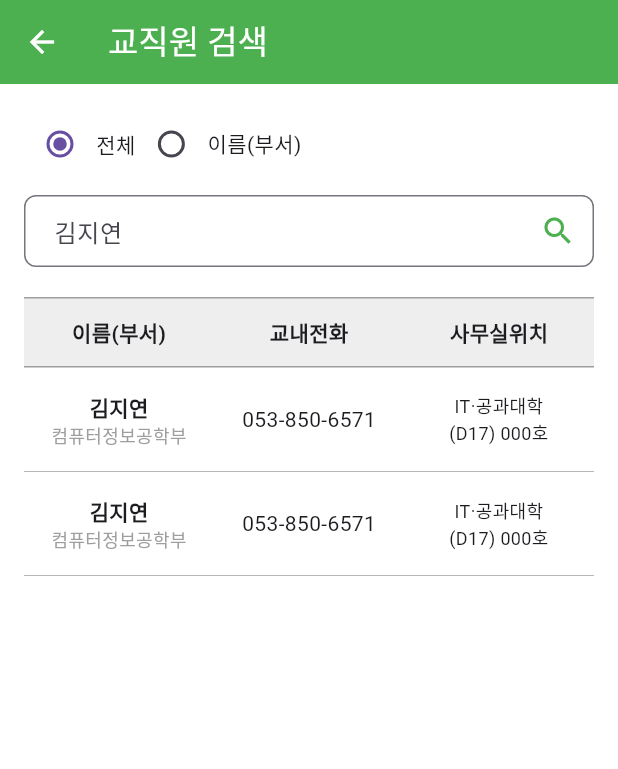
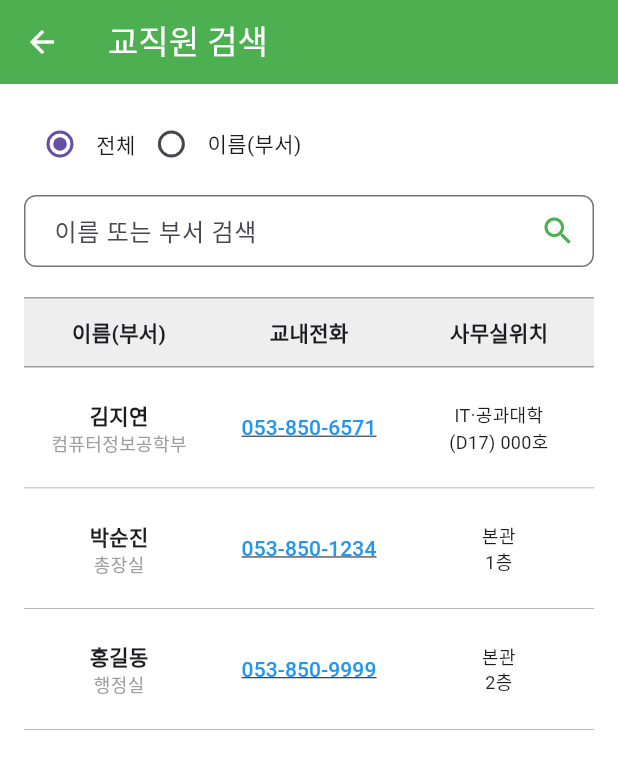
Before and after one commit to Mino7406/DU_WHO, a Flutter app: the screen it shows after launch, after a tap on "Login", on a phone screen of 412 x 824 dp. Shown: the top 769 px of the screen. Run offline on Flutter 3.47's test engine with Material 3 defaults, Android fonts, the phone set to English and light mode, and no system bars.

Commit message:
검색기능, 상세 정보 기능, 로고 변경

```diff
--- a/lib/main.dart
+++ b/lib/main.dart
@@ -38,20 +38,13 @@ class LoginScreen extends StatelessWidget {
               crossAxisAlignment: CrossAxisAlignment.center,
               children: [
                 // 임시 로고 컨테이너 (추후 이미지로 교체)
-                Container(
+                // 1. 메인 로고 이미지
+                SizedBox(
                   height: 250,
                   width: double.infinity,
-                  color: Colors.green[300],
-                  child: const Center(
-                    child: Text(
-                      '호랑이 캐릭터 위치\n(DU-WHO 로고)',
-                      textAlign: TextAlign.center,
-                      style: TextStyle(
-                        color: Colors.white,
-                        fontWeight: FontWeight.bold,
-                        fontSize: 18,
-                      ),
-                    ),
+                  child: Image.asset(
+                    'assets/logo.png',
+                    fit: BoxFit.contain, // 이미지 비율을 유지하면서 영역 안에 맞춤
                   ),
                 ),
                 const SizedBox(height: 60),
--- a/lib/search_screen.dart
+++ b/lib/search_screen.dart
@@ -1,8 +1,145 @@
 import 'package:flutter/material.dart';
-import 'call_screen.dart'; // 통화 수신 화면 파일 임포트
+import 'package:url_launcher/url_launcher.dart';
 
-class SearchScreen extends StatelessWidget {
+class SearchScreen extends StatefulWidget {
   const SearchScreen({Key? key}) : super(key: key);
+
+  @override
+  State<SearchScreen> createState() => _SearchScreenState();
+}
+
+class _SearchScreenState extends State<SearchScreen> {
+  // 전체 교직원 임시 데이터 (Mock Data)
+  final List<Map<String, dynamic>> _allStaff = [
+    {
+      "name": "김지연",
+      "department": "컴퓨터정보공학부",
+      "phone": "053-850-6571",
+      "location": "IT·공과대학\n(D17) 000호",
+      "isStaff": true,
+    },
+    {
+      "name": "박순진",
+      "department": "총장실",
+      "phone": "053-850-1234",
+      "location": "본관\n1층",
+      "isStaff": true,
+    },
+    {
+      "name": "홍길동",
+      "department": "행정실",
+      "phone": "053-850-9999",
+      "location": "본관\n2층",
+      "isStaff": true,
+    },
+  ];
+
+  List<Map<String, dynamic>> _foundStaff = [];
+
+  @override
+  void initState() {
+    super.initState();
+    _foundStaff = _allStaff;
+  }
+
+  void _runFilter(String enteredKeyword) {
+    List<Map<String, dynamic>> results = [];
+    if (enteredKeyword.isEmpty) {
+      results = _allStaff;
+    } else {
+      results = _allStaff
+          .where((staff) =>
+              staff["name"].toString().contains(enteredKeyword) ||
+              staff["department"].toString().contains(enteredKeyword))
+          .toList();
+    }
+
+    setState(() {
+      _foundStaff = results;
+    });
+  }
+
+  Future<void> _makePhoneCall(String phoneNumber) async {
+    final Uri launchUri = Uri(scheme: 'tel', path: phoneNumber);
+    if (await canLaunchUrl(launchUri)) {
+      await launchUrl(launchUri);
+    } else {
+      debugPrint('전화 연결을 지원하지 않는 기기이거나 오류가 발생했습니다: $phoneNumber');
+    }
+  }
+
+  // 항목을 터치했을 때 상세 정보를 보여주는 다이얼로그(팝업) 함수
+  void _showStaffDetails(BuildContext context, Map<String, dynamic> staff) {
+    showDialog(
+      context: context,
+      builder: (BuildContext context) {
+        return AlertDialog(
+          shape: RoundedRectangleBorder(
+            borderRadius: BorderRadius.circular(12.0),
+          ),
+          title: const Text(
+            '교직원 상세 정보',
+            style: TextStyle(fontWeight: FontWeight.bold),
+          ),
+          content: Column(
+            mainAxisSize: MainAxisSize.min, // 내용물 크기만큼만 높이 차지
+            crossAxisAlignment: CrossAxisAlignment.start,
+            children: [
+              _buildDetailRow(Icons.person, '이름', staff["name"]),
+              const SizedBox(height: 12),
+              _buildDetailRow(Icons.business, '부서', staff["department"]),
+              const SizedBox(height: 12),
+              _buildDetailRow(Icons.phone, '전화', staff["phone"]),
+              const SizedBox(height: 12),
+              _buildDetailRow(Icons.location_on, '위치', staff["location"].replaceAll('\n', ' ')),
+            ],
+          ),
+          actions: [
+            TextButton(
+              onPressed: () => Navigator.pop(context), // 창 닫기
+              child: const Text('닫기', style: TextStyle(color: Colors.grey)),
+            ),
+            ElevatedButton.icon(
+              onPressed: () {
+                Navigator.pop(context); // 팝업 닫고
+                _makePhoneCall(staff["phone"]); // 전화 다이얼러 호출
+              },
+              icon: const Icon(Icons.call, size: 18),
+              label: const Text('전화걸기'),
+              style: ElevatedButton.styleFrom(
+                backgroundColor: Colors.green,
+                foregroundColor: Colors.white,
+              ),
+            ),
+          ],
+        );
+      },
+    );
+  }
+
+  // 상세 정보 팝업 내의 텍스트 배치를 돕는 헬퍼 위젯
+  Widget _buildDetailRow(IconData icon, String label, String value) {
+    return Row(
+      crossAxisAlignment: CrossAxisAlignment.start,
+      children: [
+        Icon(icon, size: 20, color: Colors.green),
+        const SizedBox(width: 10),
+        SizedBox(
+          width: 50,
+          child: Text(
+            label,
+            style: const TextStyle(fontWeight: FontWeight.bold, color: Colors.grey),
+          ),
+        ),
+        Expanded(
+          child: Text(
+            value,
+            style: const TextStyle(fontSize: 15),
+          ),
+        ),
+      ],
+    );
+  }
 
   @override
   Widget build(BuildContext context) {
@@ -18,30 +155,20 @@ class SearchScreen extends StatelessWidget {
         padding: const EdgeInsets.all(16.0),
         child: Column(
           children: [
-            // 1. 검색 조건 선택 영역
             Row(
               mainAxisAlignment: MainAxisAlignment.start,
               children: [
-                Radio<int>(
-                  value: 0,
-                  groupValue: 0,
-                  onChanged: (value) {},
-                ),
+                Radio<int>(value: 0, groupValue: 0, onChanged: (value) {}),
                 const Text('전체'),
-                Radio<int>(
-                  value: 1,
-                  groupValue: 0,
-                  onChanged: (value) {},
-                ),
+                Radio<int>(value: 1, groupValue: 0, onChanged: (value) {}),
                 const Text('이름(부서)'),
               ],
             ),
             const SizedBox(height: 10),
-
-            // 2. 검색어 입력창
             TextField(
+              onChanged: (value) => _runFilter(value),
               decoration: InputDecoration(
-                hintText: '김지연',
+                hintText: '이름 또는 부서 검색',
                 suffixIcon: const Icon(Icons.search, color: Colors.green),
                 border: OutlineInputBorder(
                   borderRadius: BorderRadius.circular(8.0),
@@ -55,8 +182,6 @@ class SearchScreen extends StatelessWidget {
               ),
             ),
             const SizedBox(height: 20),
-
-            // 3. 검색 결과 목록 헤더 (테이블 스타일)
             Container(
               padding: const EdgeInsets.symmetric(vertical: 12.0),
               decoration: BoxDecoration(
@@ -74,23 +199,14 @@ class SearchScreen extends StatelessWidget {
                 ],
               ),
             ),
-
-            // 4. 검색 결과 리스트 (터치 이벤트 추가)
             Expanded(
-              child: ListView.builder(
-                itemCount: 2,
+              child: _foundStaff.isNotEmpty
+                  ? ListView.builder(
+                      itemCount: _foundStaff.length,
                       itemBuilder: (context, index) {
-                  // InkWell로 감싸서 터치 가능하게 만듦
+                        final staff = _foundStaff[index];
                         return InkWell(
-                    onTap: () {
-                      // 항목 터치 시 통화 화면으로 이동
-                      Navigator.push(
-                        context,
-                        MaterialPageRoute(
-                          builder: (context) => const CallScreen(isStaff: true), // 임시로 교직원(true) 설정 전달
-                        ),
-                      );
-                    },
+                          onTap: () => _showStaffDetails(context, staff), // 가상 통화 화면 대신 팝업 호출
                           child: Container(
                             decoration: const BoxDecoration(
                               border: Border(
@@ -98,30 +214,44 @@ class SearchScreen extends StatelessWidget {
                               ),
                             ),
                             padding: const EdgeInsets.symmetric(vertical: 16.0),
-                      child: const Row(
+                            child: Row(
                               children: [
                                 Expanded(
                                   flex: 2,
                                   child: Column(
                                     children: [
-                                Text('김지연', style: TextStyle(fontWeight: FontWeight.bold)),
-                                Text('컴퓨터정보공학부', style: TextStyle(fontSize: 12, color: Colors.grey)),
+                                      Text(staff["name"], style: const TextStyle(fontWeight: FontWeight.bold)),
+                                      Text(staff["department"], style: const TextStyle(fontSize: 12, color: Colors.grey)),
                                     ],
                                   ),
                                 ),
                                 Expanded(
                                   flex: 2,
-                            child: Center(child: Text('053-850-6571')),
+                                  child: Center(
+                                    child: TextButton(
+                                      onPressed: () => _makePhoneCall(staff["phone"]),
+                                      child: Text(
+                                        staff["phone"],
+                                        style: const TextStyle(
+                                          color: Colors.blue,
+                                          decoration: TextDecoration.underline,
+                                        ),
+                                      ),
+                                    ),
+                                  ),
                                 ),
                                 Expanded(
                                   flex: 2,
-                            child: Center(child: Text('IT·공과대학\n(D17) 000호', textAlign: TextAlign.center, style: TextStyle(fontSize: 12))),
+                                  child: Center(child: Text(staff["location"], textAlign: TextAlign.center, style: const TextStyle(fontSize: 12))),
                                 ),
                               ],
                             ),
                           ),
                         );
                       },
+                    )
+                  : const Center(
+                      child: Text('검색 결과가 없습니다.', style: TextStyle(fontSize: 16)),
                     ),
             ),
           ],
```
Also changed, not shown: pubspec.yaml (+3 -4 lines), assets/logo.png (added). Lines whose indentation alone changed are shown as unchanged.
